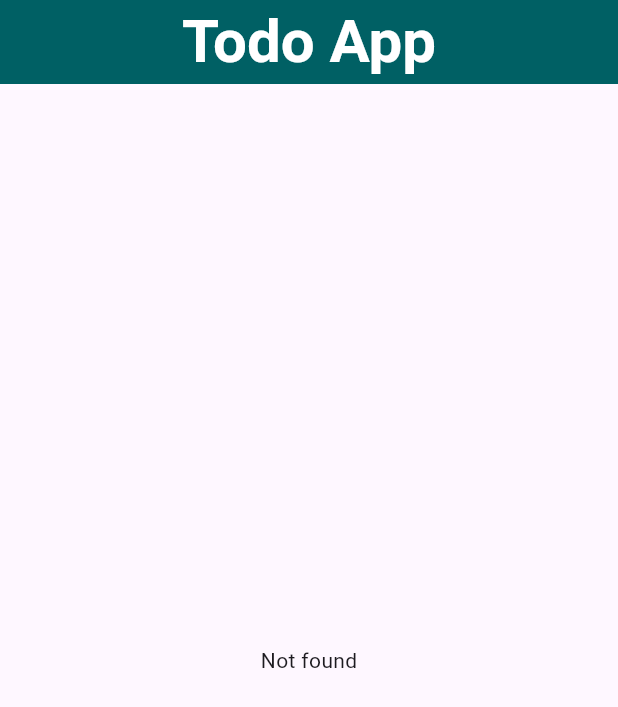
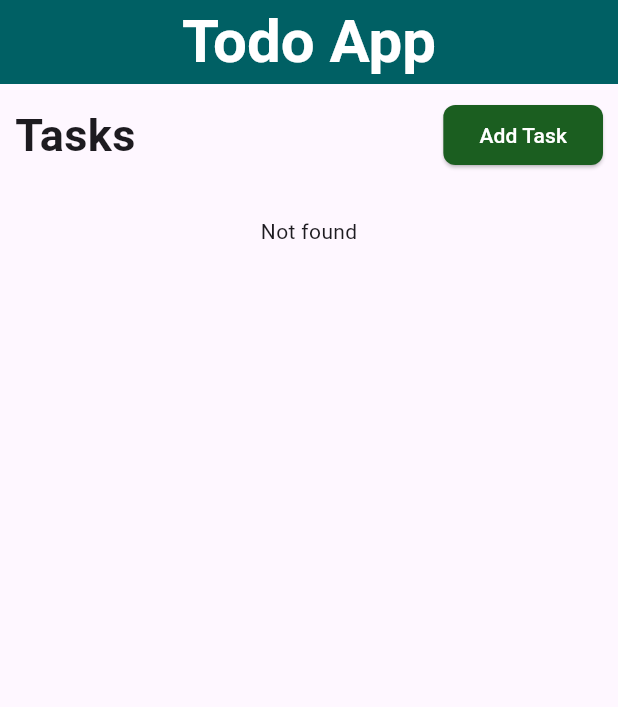
Before and after one commit to linhdh12/flutter-desktop, a Flutter app: the screen it shows after launch, on a phone screen of 412 x 824 dp. Shown: the top 707 px of the screen. Run offline on Flutter 3.47's test engine with Material 3 defaults, Android fonts, the light colour scheme and no system bars; our stand-ins replace equatable, get, get_it, sqflite_common_ffi; accounts and stored records are empty.

Commit message:
Update UI and Delete multiple item

```diff
--- a/lib/features/todolist/presentation/pages/todolist_page.dart
+++ b/lib/features/todolist/presentation/pages/todolist_page.dart
@@ -14,6 +14,7 @@ class TodolistWidget extends StatefulWidget {
 }
 
 class _TodolistWidgetState extends State<TodolistWidget> {
+  Set<Todo> selectedTodos = {};
   @override
   Widget build(BuildContext context) {
     final TodoController todoController = getIt<TodoController>();
@@ -30,11 +31,7 @@ class _TodolistWidgetState extends State<TodolistWidget> {
       ),
       body: Obx(() {
         return todoController.todos.isEmpty
-          ? Center(child: Text('Not found'),)
-          : Center(
-            child: Padding(
-              padding: const EdgeInsets.only(top: 50.0),
-              child: Container(
+          ? Center(child: Container(
             height: 1000,
                 width: 800,
             child: Column(
@@ -66,6 +63,71 @@ class _TodolistWidgetState extends State<TodolistWidget> {
                           ],
                         ),
                       ),
+                SizedBox(height: 20.0,),
+                Text('Not found'),
+              ],
+            ),
+          ),)
+          : Center(
+            child: Padding(
+              padding: const EdgeInsets.only(top: 50.0),
+              child: SingleChildScrollView(
+                child: Container(
+                  height: 1000,
+                  width: 800,
+                  child: Column(
+                    children: [
+                      Padding(
+                        padding: const EdgeInsets.all(10.0),
+                        child: Row(
+                          mainAxisAlignment: MainAxisAlignment.spaceBetween,
+                          children: [
+                            Text(
+                              'Tasks',
+                              style: TextStyle(
+                                fontSize: 30,
+                                fontWeight: FontWeight.bold,
+                              ),
+                            ),
+                            Row(
+                              children: [
+                                ElevatedButton(
+                                  onPressed: () {
+                                    _showAddTodoDialog(context, todoController);
+                                  },
+                                  child: Text('Add Task'),
+                                  style: ElevatedButton.styleFrom(
+                                    foregroundColor: Colors.white, backgroundColor: Colors.green.shade900,
+                                    shape: RoundedRectangleBorder(
+                                      borderRadius: AppcontanstSetting().boderRadius
+                                    )
+                                  ),
+                                ),
+                                SizedBox(width: 6.0,),
+                                ElevatedButton(
+                                  onPressed: () {
+                                    if (selectedTodos.isNotEmpty) {
+                                      setState(() {
+                                        for (var todo in selectedTodos) {
+                                          todoController.deleteTodos(todo);
+                                        }
+                                        selectedTodos.clear();
+                                      });
+                                    }
+                                  },
+                                  child: Text("Delete"),
+                                  style: ElevatedButton.styleFrom(
+                                    foregroundColor: Colors.white, backgroundColor: Colors.red.shade900,
+                                    shape: RoundedRectangleBorder(
+                                      borderRadius: AppcontanstSetting().boderRadius,
+                                    ),
+                                  ),
+                                ),
+                              ],
+                            ),
+                          ],
+                        ),
+                      ),
                       Container(
                         decoration: BoxDecoration(
                           color: Colors.grey.shade50,
@@ -93,6 +155,13 @@ class _TodolistWidgetState extends State<TodolistWidget> {
                                       value: todo.isCompleted,
                                       onChanged: (bool? value) {
                                         todoController.editTodos(todo.toggleCompletion());
+                                        setState(() {
+                                          if (value == true) {
+                                            selectedTodos.add(todo);
+                                          } else {
+                                            selectedTodos.remove(todo);
+                                          }
+                                        });
                                       },
                                     ),
                                     Container(
@@ -142,6 +211,7 @@ class _TodolistWidgetState extends State<TodolistWidget> {
                         ),
                       ),
                     ],
+                  ),
                 ),
               ),
             ),
```
Also changed, not shown: lib/features/todolist/data/models/todo_models.dart (line endings or trailing spaces), lib/features/todolist/data/repository/todo_repository_impl.dart (line endings or trailing spaces), lib/features/todolist/domain/entities/todo.dart (line endings or trailing spaces), pubspec.lock. Lines whose indentation alone changed are shown as unchanged.
